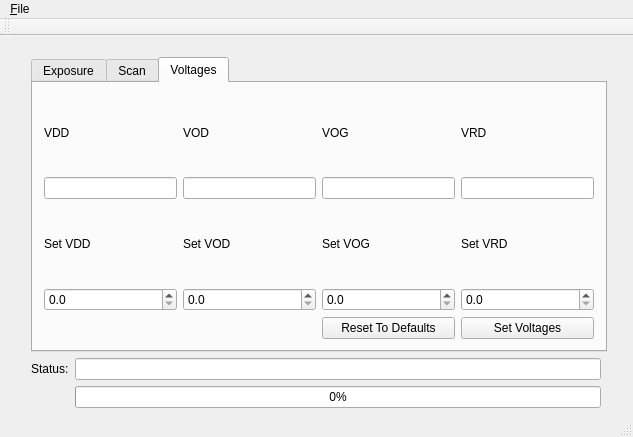
Qt form ccdcontroller.ui (Snyder005/ccdcontroller) before a commit.
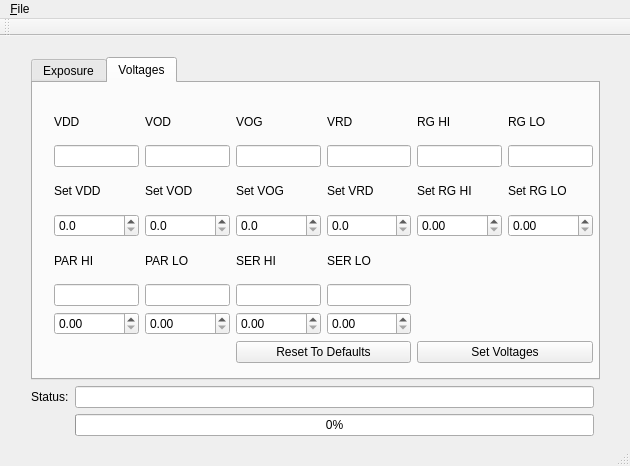
The same form after that commit. The open tabs and pages were chosen to show the change.

Commit message: Design changes: more voltages added, more exposure options added, tabs redesigned.

```diff
--- a/ccdcontroller.ui
+++ b/ccdcontroller.ui
@@ -6,8 +6,8 @@
    <rect>
     <x>0</x>
     <y>0</y>
-    <width>633</width>
-    <height>437</height>
+    <width>630</width>
+    <height>466</height>
    </rect>
   </property>
   <property name="windowTitle">
@@ -19,8 +19,8 @@
      <rect>
       <x>20</x>
       <y>10</y>
-      <width>598</width>
-      <height>373</height>
+      <width>591</width>
+      <height>401</height>
      </rect>
     </property>
     <layout class="QGridLayout" name="mainGrid">
@@ -42,7 +42,11 @@
         </attribute>
         <layout class="QGridLayout" name="gridLayout">
          <item row="5" column="1">
-          <widget class="QSpinBox" name="imnumSpinBox"/>
+          <widget class="QSpinBox" name="imnumSpinBox">
+           <property name="maximum">
+            <number>999</number>
+           </property>
+          </widget>
          </item>
          <item row="1" column="1">
           <widget class="QComboBox" name="exptypeComboBox">
@@ -51,16 +55,41 @@
              <string>Exposure</string>
             </property>
            </item>
+           <item>
+            <property name="text">
+             <string>Exposure Stack</string>
+            </property>
+           </item>
+           <item>
+            <property name="text">
+             <string>Exposure Series</string>
+            </property>
+           </item>
            <item>
             <property name="text">
              <string>Dark</string>
             </property>
            </item>
+           <item>
+            <property name="text">
+             <string>Dark Stack</string>
+            </property>
+           </item>
+           <item>
+            <property name="text">
+             <string>Dark Series</string>
+            </property>
+           </item>
            <item>
             <property name="text">
              <string>Bias</string>
             </property>
            </item>
+           <item>
+            <property name="text">
+             <string>Bias Stack</string>
+            </property>
+           </item>
           </widget>
          </item>
          <item row="6" column="1">
@@ -156,17 +185,35 @@
            </property>
           </widget>
          </item>
+         <item row="4" column="3">
+          <widget class="QLabel" name="imstackLabel">
+           <property name="text">
+            <string>Image Stack Number</string>
+           </property>
+          </widget>
+         </item>
+         <item row="5" column="3">
+          <widget class="QSpinBox" name="imstackSpinBox">
+           <property name="maximum">
+            <number>999</number>
+           </property>
+          </widget>
+         </item>
         </layout>
        </widget>
-       <widget class="QWidget" name="scanPage">
-        <attribute name="title">
-         <string>Scan</string>
-        </attribute>
-       </widget>
        <widget class="QWidget" name="voltagePage">
         <attribute name="title">
          <string>Voltages</string>
         </attribute>
+        <widget class="QWidget" name="layoutWidget">
+         <property name="geometry">
+          <rect>
+           <x>10</x>
+           <y>10</y>
+           <width>561</width>
+           <height>281</height>
+          </rect>
+         </property>
         <layout class="QGridLayout" name="gridLayout_2">
          <item row="0" column="0">
           <widget class="QLabel" name="vddLabel">
@@ -196,6 +243,20 @@
            </property>
           </widget>
          </item>
+          <item row="0" column="4">
+           <widget class="QLabel" name="rghiLabel">
+            <property name="text">
+             <string>RG HI</string>
+            </property>
+           </widget>
+          </item>
+          <item row="0" column="5">
+           <widget class="QLabel" name="rgloLabel">
+            <property name="text">
+             <string>RG LO</string>
+            </property>
+           </widget>
+          </item>
          <item row="1" column="0">
           <widget class="QLineEdit" name="vddLineEdit">
            <property name="readOnly">
@@ -224,6 +285,20 @@
            </property>
           </widget>
          </item>
+          <item row="1" column="4">
+           <widget class="QLineEdit" name="rghiLineEdit">
+            <property name="readOnly">
+             <bool>true</bool>
+            </property>
+           </widget>
+          </item>
+          <item row="1" column="5">
+           <widget class="QLineEdit" name="rgloLineEdit">
+            <property name="readOnly">
+             <bool>true</bool>
+            </property>
+           </widget>
+          </item>
          <item row="2" column="0">
           <widget class="QLabel" name="setvddLabel">
            <property name="text">
@@ -252,6 +327,20 @@
            </property>
           </widget>
          </item>
+          <item row="2" column="4">
+           <widget class="QLabel" name="setrghiLabel">
+            <property name="text">
+             <string>Set RG HI</string>
+            </property>
+           </widget>
+          </item>
+          <item row="2" column="5">
+           <widget class="QLabel" name="setrgloLabel">
+            <property name="text">
+             <string>Set RG LO</string>
+            </property>
+           </widget>
+          </item>
          <item row="3" column="0">
           <widget class="QDoubleSpinBox" name="vddSpinBox">
            <property name="decimals">
@@ -295,14 +384,88 @@
            </property>
           </widget>
          </item>
+          <item row="3" column="4">
+           <widget class="QDoubleSpinBox" name="rghiSpinBox"/>
+          </item>
+          <item row="3" column="5">
+           <widget class="QDoubleSpinBox" name="rgloSpinBox"/>
+          </item>
+          <item row="4" column="0">
+           <widget class="QLabel" name="parhiLabel">
+            <property name="text">
+             <string>PAR HI</string>
+            </property>
+           </widget>
+          </item>
+          <item row="4" column="1">
+           <widget class="QLabel" name="parloLabel">
+            <property name="text">
+             <string>PAR LO</string>
+            </property>
+           </widget>
+          </item>
          <item row="4" column="2">
+           <widget class="QLabel" name="serhiLabel">
+            <property name="text">
+             <string>SER HI</string>
+            </property>
+           </widget>
+          </item>
+          <item row="4" column="3">
+           <widget class="QLabel" name="serloLabel">
+            <property name="text">
+             <string>SER LO</string>
+            </property>
+           </widget>
+          </item>
+          <item row="5" column="0">
+           <widget class="QLineEdit" name="parhiLineEdit">
+            <property name="readOnly">
+             <bool>true</bool>
+            </property>
+           </widget>
+          </item>
+          <item row="5" column="1">
+           <widget class="QLineEdit" name="parloLineEdit">
+            <property name="readOnly">
+             <bool>true</bool>
+            </property>
+           </widget>
+          </item>
+          <item row="5" column="2">
+           <widget class="QLineEdit" name="serhiLineEdit">
+            <property name="readOnly">
+             <bool>true</bool>
+            </property>
+           </widget>
+          </item>
+          <item row="5" column="3">
+           <widget class="QLineEdit" name="serloLineEdit">
+            <property name="readOnly">
+             <bool>true</bool>
+            </property>
+           </widget>
+          </item>
+          <item row="6" column="0">
+           <widget class="QDoubleSpinBox" name="parhiSpinBox"/>
+          </item>
+          <item row="6" column="1">
+           <widget class="QDoubleSpinBox" name="parloSpinBox"/>
+          </item>
+          <item row="6" column="2">
+           <widget class="QDoubleSpinBox" name="serhiSpinBox"/>
+          </item>
+          <item row="6" column="3">
+           <widget class="QDoubleSpinBox" name="serloSpinBox"/>
+          </item>
+          <item row="7" column="2" colspan="2">
           <widget class="QPushButton" name="resetvoltageButton">
            <property name="text">
             <string>Reset To Defaults</string>
            </property>
           </widget>
          </item>
-         <item row="4" column="3">
+          <item row="7" column="4" colspan="2">
           <widget class="QPushButton" name="setvoltageButton">
            <property name="text">
             <string>Set Voltages</string>
@@ -312,6 +475,7 @@
         </layout>
        </widget>
       </widget>
+      </widget>
      </item>
      <item row="1" column="0">
       <widget class="QLabel" name="statusLabel">
@@ -335,7 +499,7 @@
     <rect>
      <x>0</x>
      <y>0</y>
-     <width>633</width>
+     <width>630</width>
      <height>22</height>
     </rect>
    </property>
```
Lines whose indentation alone changed are shown as unchanged. The commit also changes 6 other files.
